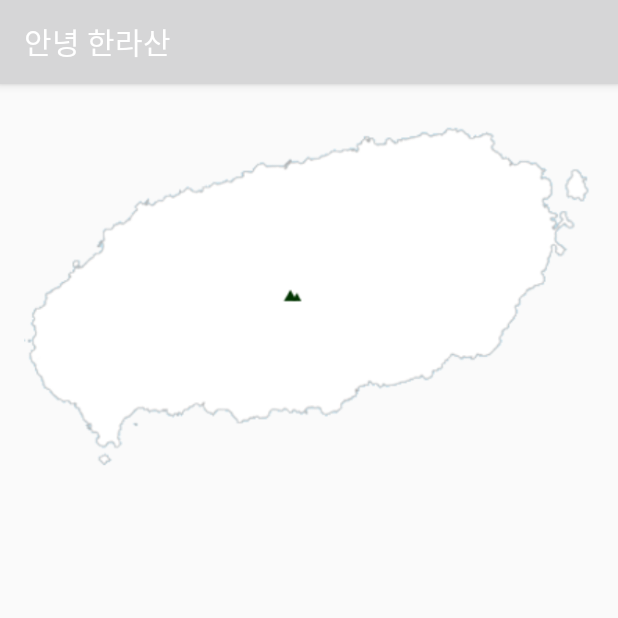
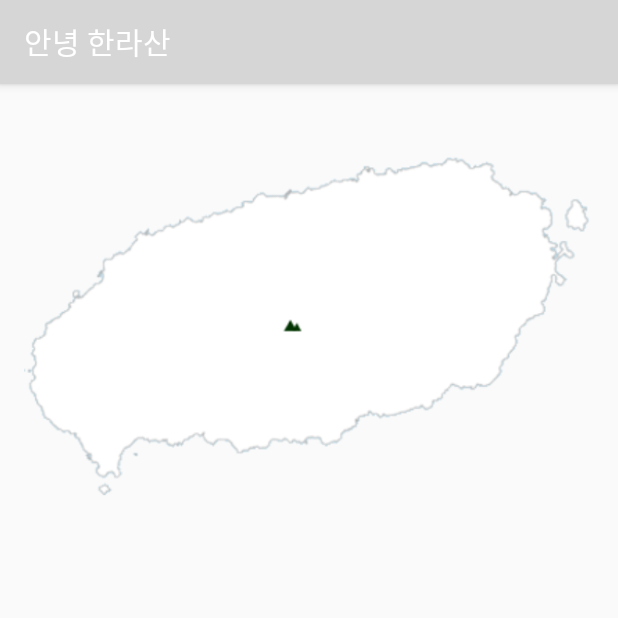
Before and after one commit to ShinJaehun/AnnyeongHallasan, an Android app: the screen it shows after launch (MainActivity), on a phone screen of 412 x 824 dp, the top half of it. Run offline under Robolectric (Android 15) with nearby library versions, the phone set to English and light mode, and no system bars; 6 statements that could not run were skipped.

Commit message:
내 폰에 맞게 기본 레이아웃 수정

```diff
--- a/app/src/main/res/layout/activity_main.xml
+++ b/app/src/main/res/layout/activity_main.xml
@@ -6,18 +6,18 @@
     android:layout_height="match_parent"
     android:orientation="vertical"
     tools:context="com.shinjaehun.annyeonghallasan.MainActivity"
-    android:weightSum="1">
+    android:weightSum="1"
+    android:paddingBottom="@dimen/activity_vertical_margin"
+    android:paddingLeft="@dimen/activity_horizontal_margin"
+    android:paddingRight="@dimen/activity_horizontal_margin"
+    android:paddingTop="@dimen/activity_vertical_margin" >
 
     <LinearLayout
         android:id="@+id/roadFragment"
         tools:layout="@layout/fragment_road"
         android:layout_width="match_parent"
         android:layout_height="wrap_content"
-        android:orientation="vertical"
-        android:paddingBottom="@dimen/activity_vertical_margin"
-        android:paddingLeft="@dimen/activity_horizontal_margin"
-        android:paddingRight="@dimen/activity_horizontal_margin"
-        android:paddingTop="@dimen/activity_vertical_margin" />
+        android:orientation="vertical" />
 
 
     <LinearLayout
--- a/app/src/main/res/layout/fragment_road.xml
+++ b/app/src/main/res/layout/fragment_road.xml
@@ -4,40 +4,54 @@
     android:layout_width="wrap_content"
     android:layout_height="wrap_content" >
 
+    <TextView
+        android:id="@+id/normal"
+        android:layout_width="wrap_content"
+        android:layout_height="wrap_content"
+        android:layout_gravity="center_horizontal"
+        android:text="정상운행"
+        android:textAlignment="center"
+        android:textSize="40dp"
+        android:visibility="gone" />
 
     <ImageView
         android:id="@+id/map_jejudo"
         android:layout_width="wrap_content"
         android:layout_height="wrap_content"
-        android:src="@drawable/jejudo" />
+        android:src="@drawable/jejudo"
+        android:paddingTop="20dp"/>
 
     <ImageView
         android:id="@+id/road_1100"
         android:layout_width="wrap_content"
         android:layout_height="wrap_content"
         android:src="@drawable/road_1100"
-        android:visibility="gone" />
+        android:visibility="gone"
+        android:paddingTop="20dp"/>
 
     <ImageView
         android:id="@+id/road_516"
         android:layout_width="wrap_content"
         android:layout_height="wrap_content"
         android:src="@drawable/road_516"
-        android:visibility="gone" />
+        android:visibility="gone"
+        android:paddingTop="20dp"/>
 
     <ImageView
         android:id="@+id/road_aejo"
         android:layout_width="wrap_content"
         android:layout_height="wrap_content"
         android:src="@drawable/road_aejo"
-        android:visibility="gone" />
+        android:visibility="gone"
+        android:paddingTop="20dp"/>
 
     <ImageView
         android:id="@+id/road_beonyeong"
         android:layout_width="wrap_content"
         android:layout_height="wrap_content"
         android:src="@drawable/road_beonyeong"
-        android:visibility="gone" />
+        android:visibility="gone"
+        android:paddingTop="20dp"/>
 
     <ImageView
         android:id="@+id/road_bija"
@@ -109,14 +123,6 @@
         android:src="@drawable/road_seoseong"
         android:visibility="gone" />
 
-    <TextView
-        android:id="@+id/normal"
-        android:layout_width="wrap_content"
-        android:layout_height="wrap_content"
-        android:layout_gravity="center_horizontal"
-        android:text="정상운행"
-        android:textAlignment="center"
-        android:textSize="40dp"
-        android:visibility="gone" />
+
 
 </FrameLayout>
--- a/app/src/main/res/layout/fragment_weather.xml
+++ b/app/src/main/res/layout/fragment_weather.xml
@@ -7,10 +7,9 @@
         android:id="@+id/gridview_weather"
         android:layout_width="match_parent"
         android:layout_height="wrap_content"
-        android:horizontalSpacing="10dp"
+        android:horizontalSpacing="16dp"
         android:numColumns="2"
-        android:verticalSpacing="10dp"
-        android:paddingTop="15dp" />
+        android:verticalSpacing="16dp" />
 
 <!--
     <LinearLayout
--- a/app/src/main/res/layout/grid_item_weather.xml
+++ b/app/src/main/res/layout/grid_item_weather.xml
@@ -9,8 +9,8 @@
         android:layout_width="wrap_content"
         android:gravity="center"
         android:orientation="horizontal"
-        android:paddingLeft="32dp"
-        android:paddingRight="32dp">
+        android:paddingLeft="16dp"
+        android:paddingRight="16dp">
 
         <LinearLayout
             android:layout_width="wrap_content"
@@ -31,8 +31,7 @@
             android:layout_width="wrap_content"
             android:layout_height="wrap_content"
             android:orientation="vertical"
-            android:paddingLeft="16dp"
-            android:paddingRight="16dp">
+            android:paddingLeft="16dp" >
 
             <LinearLayout
                 android:layout_width="wrap_content"
```
